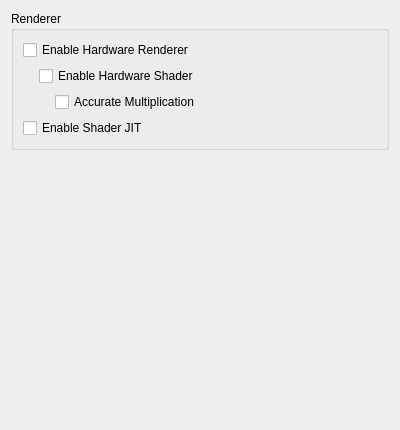
First picture: the form in src/citra_qt/configuration/configure_graphics.ui, repository nick90845/citra-1, before the edit.
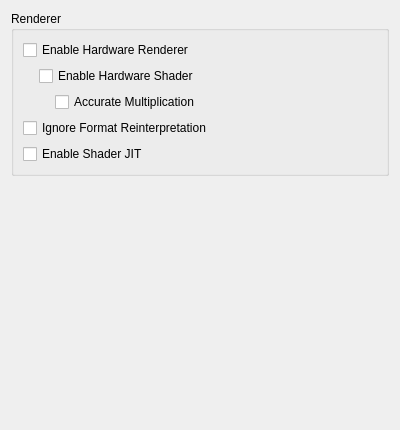
Second picture: the form after the edit.

Commit message: taken2009's ignore format reinterpretation

```diff
--- a/src/citra_qt/configuration/configure_graphics.ui
+++ b/src/citra_qt/configuration/configure_graphics.ui
@@ -92,6 +92,13 @@
         </layout>
        </widget>
       </item>
+      <item>
+       <widget class="QCheckBox" name="toggle_format_reinterpret_hack">
+        <property name="text">
+         <string>Ignore Format Reinterpretation</string>
+        </property>
+       </widget>
+      </item>
       <item>
        <widget class="QCheckBox" name="toggle_shader_jit">
         <property name="toolTip">
```
The commit also changes 9 other files.
